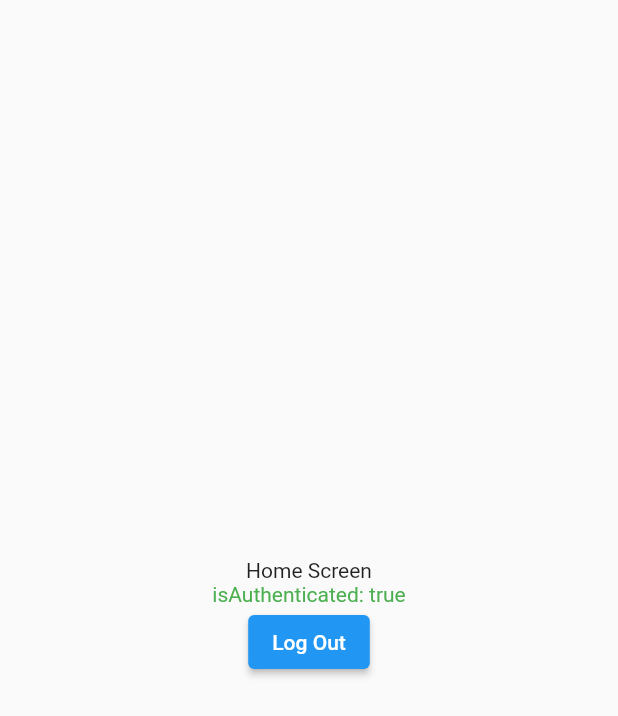
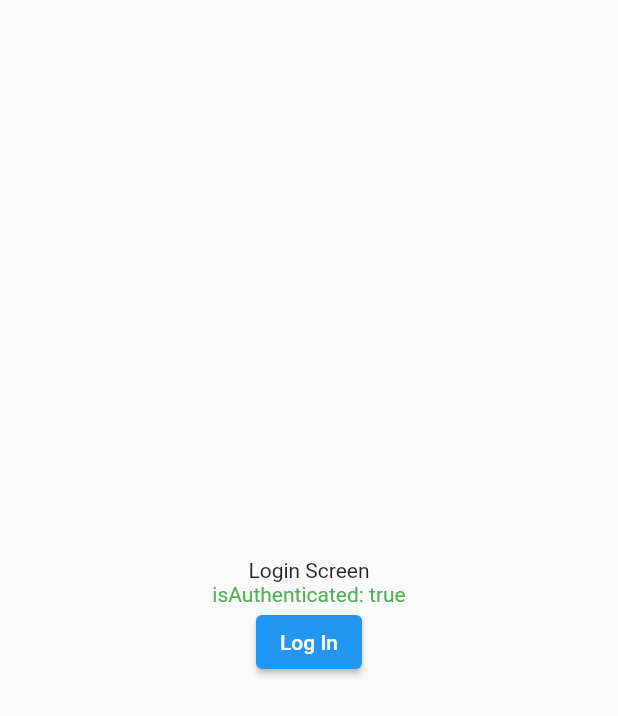
Before and after one commit to muezz/auto_router_test, a Flutter app: the screen it shows after launch, on a phone screen of 412 x 824 dp. Shown: the top 716 px of the screen. Run offline on Flutter 3.47's test engine with Material 2 defaults, Android fonts, the phone set to English and light mode, and no system bars; our stand-ins replace auto_route; accounts and stored records are empty.

```diff
--- a/lib/main.dart
+++ b/lib/main.dart
@@ -37,20 +37,28 @@ class _MainAppState extends State<MainApp> {
         ),
       ],
       child: MaterialApp.router(
-        routerConfig: iucRouter.config(),
+        routerConfig: iucRouter.config(reevaluateListenable: authProvider),
         builder: (context, child) => Consumer<AuthProvider>(
           builder: (context, value, c) {
             final authState = value.authenticationState;
             final isLoading = value.isLoading ||
                 authState == AuthenticationState.authenticating;
 
-            return AnimatedSwitcher(
-              duration: const Duration(seconds: 1),
-              child: isLoading
-                  ? const Center(
-                      child: CircularProgressIndicator(),
-                    )
-                  : child,
+            return Stack(
+              // duration: const Duration(seconds: 1),
+              fit: StackFit.expand,
+              children: [
+                child!,
+                if (isLoading)
+                  Container(
+                    color: Colors.white,
+                    child: const SizedBox.expand(
+                      child: Center(
+                        child: CircularProgressIndicator(),
+                      ),
+                    ),
+                  ),
+              ],
             );
           },
         ),
--- a/pubspec.yaml
+++ b/pubspec.yaml
@@ -7,7 +7,7 @@ environment:
   sdk: '>=3.0.0 <4.0.0'
 
 dependencies:
-  auto_route: ^7.2.0
+  auto_route: ^7.3.1
   flutter:
     sdk: flutter
   provider: ^6.0.5
@@ -16,8 +16,8 @@ dev_dependencies:
   flutter_test:
     sdk: flutter
   flutter_lints: ^2.0.0
+  build_runner: ^2.4.4
   auto_route_generator: ^7.1.1
-  build_runner: ^2.4.4
 
 flutter:
   uses-material-design: true
```
Also changed, not shown: lib/home.dart (+9 -0 lines), lib/router.dart (+4 -3 lines), pubspec.lock.
